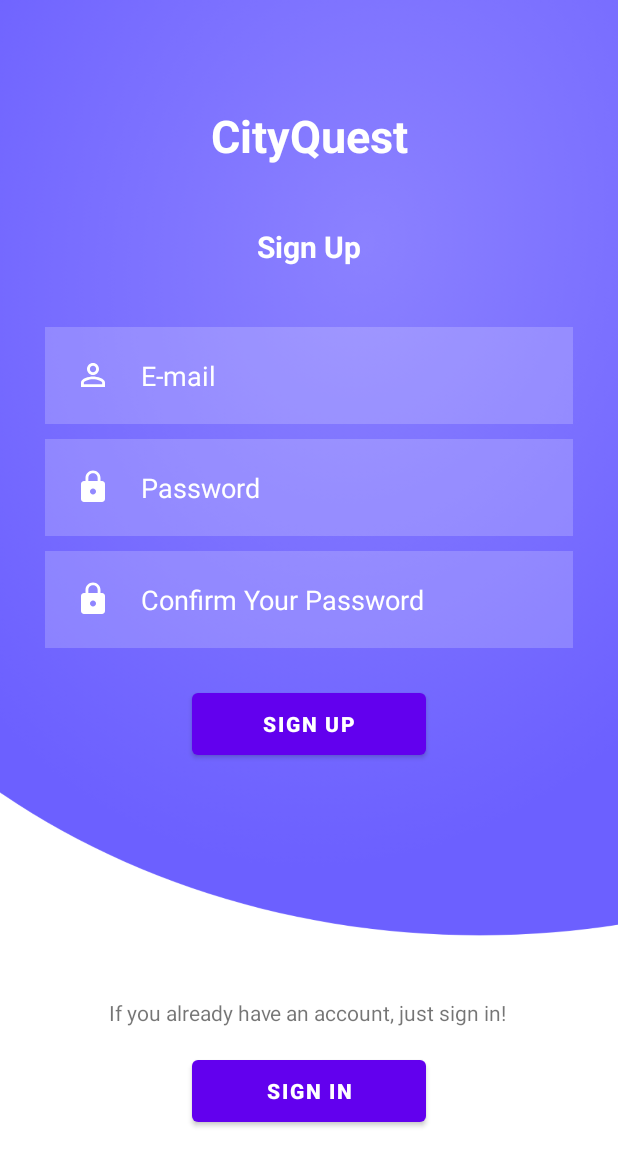
After one commit to guijcl/CityQuest, an Android app: the SignUp screen opened directly, with no data from a screen before it, on a phone screen of 412 x 824 dp. The commit adds this screen. Shown: the top 1166 px of the screen. Run offline under Robolectric (Android 15) with nearby library versions, the phone set to English and light mode, and no system bars; our stand-ins replace Firebase (no records; nobody signed in at launch, a user with empty details on screens opened directly).

Commit message:
SignIn/SignUp done

```diff
--- a/app/build.gradle
+++ b/app/build.gradle
@@ -38,6 +38,7 @@ dependencies {
     implementation 'com.google.android.gms:play-services-location:18.0.0'
     implementation 'com.google.firebase:firebase-firestore:24.0.0'
     implementation 'com.google.android.libraries.places:places-compat:2.5.0'
+    implementation 'com.google.firebase:firebase-auth:19.2.0'
     testImplementation 'junit:junit:4.+'
     androidTestImplementation 'androidx.test.ext:junit:1.1.3'
     androidTestImplementation 'androidx.test.espresso:espresso-core:3.4.0'
--- /dev/null
+++ b/app/src/main/java/com/example/cityquest/Activities/SignUp.java
@@ -0,0 +1,85 @@
+package com.example.cityquest.Activities;
+
+import androidx.annotation.NonNull;
+import androidx.appcompat.app.AppCompatActivity;
+
+import android.content.Intent;
+import android.os.Bundle;
+import android.text.TextUtils;
+import android.widget.Button;
+import android.widget.EditText;
+import android.widget.TextView;
+import android.widget.Toast;
+
+import com.example.cityquest.R;
+import com.google.android.gms.tasks.OnCompleteListener;
+import com.google.android.gms.tasks.Task;
+import com.google.android.material.textfield.TextInputEditText;
+import com.google.firebase.auth.AuthResult;
+import com.google.firebase.auth.FirebaseAuth;
+
+public class SignUp extends AppCompatActivity {
+
+    EditText signupEmail;
+    EditText signupPassword;
+    EditText signupPasswordConfirm;
+    Button btnSignUp;
+    Button btnSignIn;
+
+    FirebaseAuth mAuth;
+
+    @Override
+    protected void onCreate(Bundle savedInstanceState) {
+        super.onCreate(savedInstanceState);
+        setContentView(R.layout.activity_sign_up);
+
+        signupEmail = findViewById(R.id.username_signup);
+        signupPassword = findViewById(R.id.password_signup);
+        signupPasswordConfirm = findViewById(R.id.confirm_password_signup);
+        btnSignUp = findViewById(R.id.btnsignup);
+        btnSignIn = findViewById(R.id.btnTosignin);
+
+        mAuth = FirebaseAuth.getInstance();
+        btnSignUp.setOnClickListener(v -> {
+            createUser();
+        });
+
+        btnSignIn.setOnClickListener(v -> {
+            startActivity(new Intent(SignUp.this, SignIn.class));
+            finish();
+        });
+
+    }
+
+    private void createUser() {
+        String email = signupEmail.getText().toString();
+        String password = signupPassword.getText().toString();
+        String passwordConfirm = signupPasswordConfirm.getText().toString();
+
+        if(TextUtils.isEmpty(email)){
+            signupEmail.setError("E-mail cannot be empty");
+            signupEmail.requestFocus();
+        } else if(TextUtils.isEmpty(password)){
+            signupPassword.setError("Password cannot be empty");
+            signupPassword.requestFocus();
+        } else if(TextUtils.isEmpty(passwordConfirm)){
+            signupPasswordConfirm.setError("Confirm Password cannot be empty");
+            signupPasswordConfirm.requestFocus();
+        } else if(!password.equals(passwordConfirm)){
+            signupPasswordConfirm.setError("Passwords do not match");
+            signupPasswordConfirm.requestFocus();
+        } else {
+            mAuth.createUserWithEmailAndPassword(email,password).addOnCompleteListener(new OnCompleteListener<AuthResult>() {
+                @Override
+                public void onComplete(@NonNull Task<AuthResult> task) {
+                    if(task.isSuccessful()){
+                        Toast.makeText(SignUp.this, "User registered successfully", Toast.LENGTH_SHORT).show();
+                        startActivity(new Intent(SignUp.this, SignIn.class));
+                    } else {
+                        Toast.makeText(SignUp.this, "Registration Error: " + task.getException().getMessage(), Toast.LENGTH_SHORT).show();
+                    }
+                }
+            });
+        }
+    }
+}
--- a/app/src/main/java/com/example/cityquest/Activities/SplashActivity.java
+++ b/app/src/main/java/com/example/cityquest/Activities/SplashActivity.java
@@ -29,7 +29,7 @@ public class SplashActivity extends AppCompatActivity {
 
             @Override
             public void onFinish() {
-                Intent i = new Intent(getApplicationContext(), MainActivity.class);
+                Intent i = new Intent(getApplicationContext(), SignIn.class);
                 startActivity(i);
                 finish();
             }
--- a/app/src/main/res/drawable/menu.xml
+++ b/app/src/main/res/drawable/menu.xml
@@ -1,4 +1,4 @@
-<vector android:height="24dp" android:tint="@color/purple_dark"
+<vector android:height="24dp" android:tint="#6200ee"
     android:viewportHeight="24" android:viewportWidth="24"
     android:width="24dp" xmlns:android="http://schemas.android.com/apk/res/android">
     <path android:fillColor="@color/white" android:pathData="M3,18h18v-2L3,16v2zM3,13h18v-2L3,11v2zM3,6v2h18L21,6L3,6z"/>
--- /dev/null
+++ b/app/src/main/res/drawable/password_login.xml
@@ -0,0 +1,5 @@
+<vector android:height="24dp" android:tint="#FFFFFF"
+    android:viewportHeight="24" android:viewportWidth="24"
+    android:width="24dp" xmlns:android="http://schemas.android.com/apk/res/android">
+    <path android:fillColor="@android:color/white" android:pathData="M18,8h-1L17,6c0,-2.76 -2.24,-5 -5,-5S7,3.24 7,6v2L6,8c-1.1,0 -2,0.9 -2,2v10c0,1.1 0.9,2 2,2h12c1.1,0 2,-0.9 2,-2L20,10c0,-1.1 -0.9,-2 -2,-2zM12,17c-1.1,0 -2,-0.9 -2,-2s0.9,-2 2,-2 2,0.9 2,2 -0.9,2 -2,2zM15.1,8L8.9,8L8.9,6c0,-1.71 1.39,-3.1 3.1,-3.1 1.71,0 3.1,1.39 3.1,3.1v2z"/>
+</vector>
--- /dev/null
+++ b/app/src/main/res/drawable/username_login.xml
@@ -0,0 +1,5 @@
+<vector android:height="24dp" android:tint="#FFFFFF"
+    android:viewportHeight="24" android:viewportWidth="24"
+    android:width="24dp" xmlns:android="http://schemas.android.com/apk/res/android">
+    <path android:fillColor="@android:color/white" android:pathData="M12,5.9c1.16,0 2.1,0.94 2.1,2.1s-0.94,2.1 -2.1,2.1S9.9,9.16 9.9,8s0.94,-2.1 2.1,-2.1m0,9c2.97,0 6.1,1.46 6.1,2.1v1.1L5.9,18.1L5.9,17c0,-0.64 3.13,-2.1 6.1,-2.1M12,4C9.79,4 8,5.79 8,8s1.79,4 4,4 4,-1.79 4,-4 -1.79,-4 -4,-4zM12,13c-2.67,0 -8,1.34 -8,4v3h16v-3c0,-2.66 -5.33,-4 -8,-4z"/>
+</vector>
--- /dev/null
+++ b/app/src/main/res/layout/activity_sign_up.xml
@@ -0,0 +1,133 @@
+<?xml version="1.0" encoding="utf-8"?>
+<androidx.constraintlayout.widget.ConstraintLayout xmlns:android="http://schemas.android.com/apk/res/android"
+    xmlns:app="http://schemas.android.com/apk/res-auto"
+    xmlns:tools="http://schemas.android.com/tools"
+    android:layout_width="match_parent"
+    android:layout_height="match_parent"
+    android:background="@drawable/signupbackground"
+    tools:context=".Activities.SignUp">
+
+    <EditText
+        android:id="@+id/username_signup"
+        android:layout_width="match_parent"
+        android:layout_height="wrap_content"
+        android:layout_marginLeft="30dp"
+        android:layout_marginTop="40dp"
+        android:layout_marginRight="30dp"
+        android:autofillHints="username"
+        android:background="#30ffffff"
+        android:drawableLeft="@drawable/username_login"
+        android:drawablePadding="20dp"
+        android:hint="E-mail"
+        android:inputType="textPersonName"
+        android:padding="20dp"
+        android:textColor="@color/white"
+        android:textColorHint="@color/white"
+        app:layout_constraintEnd_toEndOf="parent"
+        app:layout_constraintStart_toStartOf="parent"
+        app:layout_constraintTop_toBottomOf="@+id/signup_title"
+        tools:ignore="LabelFor" />
+
+
+    <EditText
+        android:id="@+id/password_signup"
+        android:layout_width="match_parent"
+        android:layout_height="wrap_content"
+        android:layout_marginLeft="30dp"
+        android:layout_marginTop="10dp"
+        android:layout_marginRight="30dp"
+        android:autofillHints="password"
+        android:background="#30ffffff"
+        android:drawableLeft="@drawable/password_login"
+        android:drawablePadding="20dp"
+        android:hint="@string/password"
+        android:inputType="textPassword"
+        android:padding="20dp"
+        android:textColor="@color/white"
+        android:textColorHint="@color/white"
+        app:layout_constraintEnd_toEndOf="parent"
+        app:layout_constraintStart_toStartOf="parent"
+        app:layout_constraintTop_toBottomOf="@+id/username_signup"
+        tools:ignore="LabelFor" />
+
+    <EditText
+        android:id="@+id/confirm_password_signup"
+        android:layout_width="match_parent"
+        android:layout_height="wrap_content"
+        android:layout_marginLeft="30dp"
+        android:layout_marginTop="10dp"
+        android:layout_marginRight="30dp"
+        android:autofillHints="password"
+        android:background="#30ffffff"
+        android:drawableLeft="@drawable/password_login"
+        android:drawablePadding="20dp"
+        android:hint="Confirm Your Password"
+        android:inputType="textPassword"
+        android:padding="20dp"
+        android:textColor="@color/white"
+        android:textColorHint="@color/white"
+        app:layout_constraintEnd_toEndOf="parent"
+        app:layout_constraintStart_toStartOf="parent"
+        app:layout_constraintTop_toBottomOf="@+id/password_signup"
+        tools:ignore="LabelFor" />
+
+    <Button
+        android:id="@+id/btnsignup"
+        android:layout_width="156dp"
+        android:layout_height="53dp"
+        android:layout_marginTop="24dp"
+        android:text="SIGN UP"
+        android:textStyle="bold"
+        app:layout_constraintEnd_toEndOf="parent"
+        app:layout_constraintStart_toStartOf="parent"
+        app:layout_constraintTop_toBottomOf="@+id/confirm_password_signup" />
+
+    <Button
+        android:id="@+id/btnTosignin"
+        android:layout_width="156dp"
+        android:layout_height="53dp"
+        android:layout_marginBottom="70dp"
+        android:text="SIGN IN"
+        android:textStyle="bold"
+        app:layout_constraintBottom_toBottomOf="parent"
+        app:layout_constraintEnd_toEndOf="parent"
+        app:layout_constraintStart_toStartOf="parent" />
+
+    <TextView
+        android:id="@+id/appname_signup"
+        android:layout_width="wrap_content"
+        android:layout_height="wrap_content"
+        android:layout_marginTop="70dp"
+        android:text="CityQuest"
+        android:textColor="@color/white"
+        android:textSize="30dp"
+        android:textStyle="bold"
+        app:layout_constraintEnd_toEndOf="parent"
+        app:layout_constraintStart_toStartOf="parent"
+        app:layout_constraintTop_toTopOf="parent" />
+
+    <TextView
+        android:id="@+id/signup_title"
+        android:layout_width="wrap_content"
+        android:layout_height="wrap_content"
+        android:layout_marginTop="40dp"
+        android:text="Sign Up"
+        android:textColor="@color/white"
+        android:textSize="20dp"
+        android:textStyle="bold"
+        app:layout_constraintEnd_toEndOf="parent"
+        app:layout_constraintStart_toStartOf="parent"
+        app:layout_constraintTop_toBottomOf="@+id/appname_signup" />
+
+    <TextView
+        android:id="@+id/textView8"
+        android:layout_width="wrap_content"
+        android:layout_height="wrap_content"
+        android:layout_marginBottom="16dp"
+        android:text="If you already have an account, just sign in!"
+        app:layout_constraintBottom_toTopOf="@+id/btnTosignin"
+        app:layout_constraintEnd_toEndOf="parent"
+        app:layout_constraintHorizontal_bias="0.495"
+        app:layout_constraintStart_toStartOf="parent" />
+
+</androidx.constraintlayout.widget.ConstraintLayout>
--- a/app/src/main/res/layout/activity_splash_screen.xml
+++ b/app/src/main/res/layout/activity_splash_screen.xml
@@ -5,7 +5,7 @@
     android:layout_width="match_parent"
     android:layout_height="match_parent"
     android:background="@color/background_color"
-    tools:context=".activities.SplashActivity">
+    tools:context=".Activities.SplashActivity">
 
     <ImageView
         android:id="@+id/imageView"
@@ -27,7 +27,7 @@
         android:text="@string/SplashTitle"
         android:textAlignment="center"
         android:textColor="@color/textColor"
-        android:textSize="25dp"
+        android:textSize="30dp"
         app:layout_constraintBottom_toBottomOf="parent"
         app:layout_constraintEnd_toEndOf="parent"
         app:layout_constraintHorizontal_bias="0.5"
--- a/app/src/main/res/layout/fragment_competitive.xml
+++ b/app/src/main/res/layout/fragment_competitive.xml
@@ -3,7 +3,7 @@
     xmlns:tools="http://schemas.android.com/tools"
     android:layout_width="match_parent"
     android:layout_height="match_parent"
-    tools:context=".fragments.CompetitiveFragment"
+    tools:context=".Fragments.CompetitiveFragment"
     android:background="@color/background_color">
 
     <LinearLayout
--- a/app/src/main/res/values/arrays.xml
+++ b/app/src/main/res/values/arrays.xml
@@ -10,7 +10,7 @@
         <item>Social</item>
         <item>Settings</item>
         <item>About Us</item>
-        <item>Signup</item>
+        <item>Log Out</item>
 
     </string-array>
 
@@ -24,7 +24,7 @@
         <item>@menu/social_icon</item>
         <item>@menu/settings_icon</item>
         <item>@menu/about_icon</item>
-        <item>@menu/signup_icon</item>
+        <item>@menu/logout_icon</item>
 
     </string-array>
 </resources>
--- a/app/src/main/res/values/themes.xml
+++ b/app/src/main/res/values/themes.xml
@@ -10,7 +10,7 @@
         <item name="colorSecondaryVariant">@color/teal_700</item>
         <item name="colorOnSecondary">@color/black</item>
         <!-- Status bar color. -->
-        <item name="android:statusBarColor" tools:targetApi="l">@color/white</item>
+        <item name="android:statusBarColor" tools:targetApi="l">@color/purple_dark</item>
         <!-- Customize your theme here. -->
     </style>
 
```
Also changed, not shown: app/src/main/AndroidManifest.xml (+13 -4 lines), app/src/main/java/com/example/cityquest/Activities/MainActivity.java (+23 -9 lines), app/src/main/java/com/example/cityquest/Activities/SignIn.java (added, +72 -0 lines), app/src/main/java/com/example/cityquest/Fragments/SignupFragment.java (deleted, +0 -28 lines), app/src/main/res/layout/activity_sign_in.xml (added, +111 -0 lines), app/src/main/res/layout/fragment_signup.xml (deleted, +0 -67 lines), app/src/main/res/drawable/loginbackground.png (added), app/src/main/res/drawable/signupbackground.png (added), app/src/main/res/menu/logout_icon.xml (renamed from app/src/main/res/menu/signup_icon.xml).
